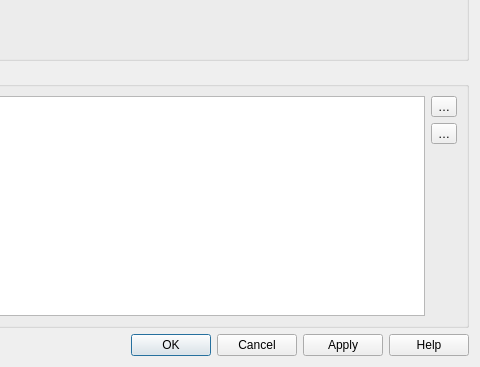
This is src/ui/qgsprojectpropertiesbase.ui in carsmie/QGIS as Qt 5 draws it before an edit; both pictures show x 377 to 857 and y 474 to 841 of the 857 by 841 pixel window. The edited form follows.
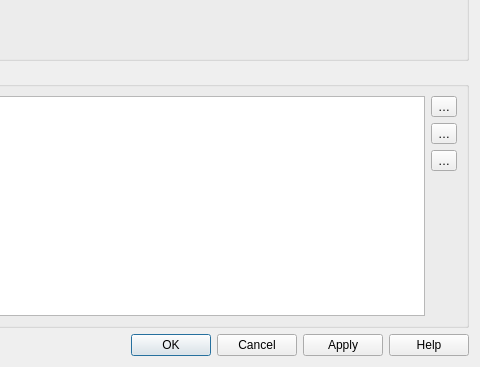
This is the edited form. The open tabs and pages were chosen to show the change. Icons and pictures are not drawn. Custom widgets are drawn as their Qt base class.

Commit message: Add button to create new empty style database in project properties

Patch:
```diff
--- a/src/ui/qgsprojectpropertiesbase.ui
+++ b/src/ui/qgsprojectpropertiesbase.ui
@@ -1604,6 +1604,20 @@
                       </property>
                      </widget>
                     </item>
+                    <item>
+                     <widget class="QToolButton" name="mButtonNewStyleDatabase">
+                      <property name="toolTip">
+                       <string>Create new style database</string>
+                      </property>
+                      <property name="text">
+                       <string>…</string>
+                      </property>
+                      <property name="icon">
+                       <iconset resource="../../images/images.qrc">
+                        <normaloff>:/images/themes/default/mActionNewPage.svg</normaloff>:/images/themes/default/mActionNewPage.svg</iconset>
+                      </property>
+                     </widget>
+                    </item>
                     <item>
                      <spacer name="verticalSpacer_7">
                       <property name="orientation">
```
Left out of the diff: 5 changed lines with no effect on the pictures. The commit also changes 2 other files.
